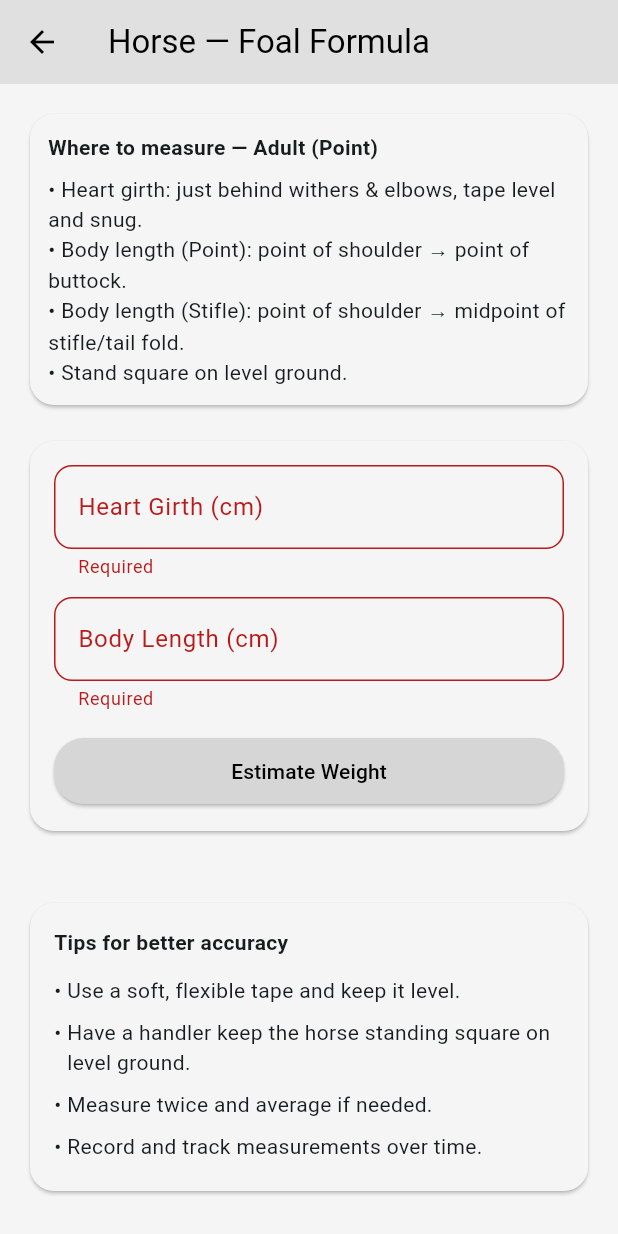
After one commit to Kianvdw/Cowculator, a Flutter app: the HorseWeightScreen screen opened directly, after a tap on "Estimate Weight", on a phone screen of 412 x 824 dp. The commit adds this screen. Run offline on Flutter 3.47's test engine with Material 3 defaults, Android fonts, the phone set to English and light mode, and no system bars; our stand-ins replace shared_preferences; accounts and stored records are empty.

Commit message:
Add horse weight estimation

```diff
--- a/Cowculator/analysis_options.yaml
+++ b/Cowculator/analysis_options.yaml
@@ -21,8 +21,9 @@ linter:
   # `// ignore_for_file: name_of_lint` syntax on the line or in the file
   # producing the lint.
   rules:
-    # avoid_print: false  # Uncomment to disable the `avoid_print` rule
-    # prefer_single_quotes: true  # Uncomment to enable the `prefer_single_quotes` rule
+    - prefer_const_constructors
+    - prefer_const_literals_to_create_immutables
+    - avoid_print
 
 # Additional information about this file can be found at
 # https://dart.dev/guides/language/analysis-options
--- a/Cowculator/lib/core/unit_settings.dart
+++ b/Cowculator/lib/core/unit_settings.dart
@@ -10,8 +10,13 @@ class UnitSettings extends ChangeNotifier {
     _load();
   }
 
+  // Existing API (kept)
   UnitSystem get system => _system;
   bool get isMetric => _system == UnitSystem.metric;
+
+  // ✅ Added: unified getters/setters used across the app
+  UnitSystem get unitSystem => _system;                 // alias for consistency
+  bool get useMetric => _system == UnitSystem.metric;   // what horse screens read
 
   set system(UnitSystem s) {
     if (_system != s) {
@@ -20,6 +25,13 @@ class UnitSettings extends ChangeNotifier {
       notifyListeners();
     }
   }
+
+  // ✅ Added: convenience setter & toggle (optional but handy)
+  void setUseMetric(bool value) =>
+      system = value ? UnitSystem.metric : UnitSystem.imperial;
+
+  void toggle() =>
+      system = (useMetric ? UnitSystem.imperial : UnitSystem.metric);
 
   Future<void> _load() async {
     final prefs = await SharedPreferences.getInstance();
--- /dev/null
+++ b/Cowculator/lib/screens/formulas/horse_foal_screen.dart
@@ -0,0 +1,15 @@
+import 'package:flutter/material.dart';
+import 'horse_weight_screen.dart';
+
+class HorseFoalScreen extends StatelessWidget {
+  const HorseFoalScreen({super.key});
+
+  @override
+  Widget build(BuildContext context) {
+    return const HorseWeightScreen(
+      fixedMethod: HorseMethod.foal,
+      title: 'Horse — Foal Formula',
+      // useMetric: true, // <- (Optional) pass your global units here
+    );
+  }
+}
--- /dev/null
+++ b/Cowculator/lib/screens/formulas/horse_weight_screen.dart
@@ -0,0 +1,326 @@
+import 'package:flutter/material.dart';
+import 'package:provider/provider.dart';
+import 'dart:math' as math;
+
+import '../../core/unit_settings.dart'; // global units provider
+import '../../core/units.dart';         // Units.weightLabel(...) etc.
+
+// Shared enum for all horse screens
+enum HorseMethod { adultPoint, adultStifle, yearling, foal }
+
+class HorseWeightScreen extends StatefulWidget {
+  const HorseWeightScreen({
+    super.key,
+    this.fixedMethod,
+    this.title = 'Horse Weight Estimator',
+  });
+
+  final HorseMethod? fixedMethod;
+  final String title;
+
+  @override
+  State<HorseWeightScreen> createState() => _HorseWeightScreenState();
+}
+
+class _HorseWeightScreenState extends State<HorseWeightScreen> {
+  final _formKey = GlobalKey<FormState>();
+
+  late HorseMethod _method;
+
+  final TextEditingController _girthCtrl = TextEditingController();
+  final TextEditingController _lengthCtrl = TextEditingController();
+
+  double? _resultKg;   // internal: store result in kg
+  double? _errorBandKg;
+
+  @override
+  void initState() {
+    super.initState();
+    _method = widget.fixedMethod ?? HorseMethod.adultPoint;
+  }
+
+  @override
+  void dispose() {
+    _girthCtrl.dispose();
+    _lengthCtrl.dispose();
+    super.dispose();
+  }
+
+  // ---------- Helpers ----------
+  double _toCm(double v, bool useMetric) => useMetric ? v : v * 2.54;
+
+  // ignore: unused_element
+  String _whereTitle(HorseMethod m) {
+    switch (m) {
+      case HorseMethod.adultPoint:
+        return 'Where to measure — Adult (Point)';
+      case HorseMethod.adultStifle:
+        return 'Where to measure — Adult (Stifle)';
+      case HorseMethod.yearling:
+        return 'Where to measure — Yearling';
+      case HorseMethod.foal:
+        return 'Where to measure — Foal';
+    }
+  }
+
+  // ---------- Formulas (inputs in cm, output kg) ----------
+  // Adult (both point & stifle) use the same cm-divider 11877
+  double _adultKg(double gCm, double lCm) => (gCm * gCm * lCm) / 11877.0;
+
+  // Yearling (inches path uses 301 divisor; convert to kg)
+  double _yearlingKg(double gCm, double lCm) {
+    final gIn = gCm / 2.54, lIn = lCm / 2.54;
+    final lbs = (gIn * gIn * lIn) / 301.0;
+    return lbs / 2.2046226218;
+  }
+
+  // Foal (inches path uses 280 divisor; convert to kg)
+  double _foalKg(double gCm, double lCm) {
+    final gIn = gCm / 2.54, lIn = lCm / 2.54;
+    final lbs = (gIn * gIn * lIn) / 280.0;
+    return lbs / 2.2046226218;
+  }
+
+  double _errorBandFor(HorseMethod m, double estKg) {
+    switch (m) {
+      case HorseMethod.adultPoint:
+        return 17.0; // ±17 kg band
+      case HorseMethod.adultStifle:
+        return 45.0; // wider band
+      case HorseMethod.yearling:
+        return math.max(15.0, estKg * 0.06);
+      case HorseMethod.foal:
+        return math.max(10.0, estKg * 0.08);
+    }
+  }
+
+  void _calculate(bool useMetric) {
+    if (!(_formKey.currentState?.validate() ?? false)) return;
+
+    final gRaw = double.parse(_girthCtrl.text.replaceAll(',', '.'));
+    final lRaw = double.parse(_lengthCtrl.text.replaceAll(',', '.'));
+
+    // Convert entered numbers to cm if the user is in imperial
+    final gCm = _toCm(gRaw, useMetric);
+    final lCm = _toCm(lRaw, useMetric);
+
+    double kg;
+    switch (_method) {
+      case HorseMethod.adultPoint:
+      case HorseMethod.adultStifle:
+        kg = _adultKg(gCm, lCm);
+        break;
+      case HorseMethod.yearling:
+        kg = _yearlingKg(gCm, lCm);
+        break;
+      case HorseMethod.foal:
+        kg = _foalKg(gCm, lCm);
+        break;
+    }
+
+    setState(() {
+      _resultKg = kg;
+      _errorBandKg = _errorBandFor(_method, kg);
+    });
+  }
+
+  @override
+  Widget build(BuildContext context) {
+    // ✅ Global units (same as cows)
+    final units = context.watch<UnitSettings>();
+    final useMetric = units.useMetric;
+
+    // Neutral inputs like cows (no green focus)
+    final base = Theme.of(context);
+    final neutralInput = base.inputDecorationTheme.copyWith(
+      border: OutlineInputBorder(borderRadius: BorderRadius.circular(12)),
+      enabledBorder: OutlineInputBorder(
+        borderRadius: BorderRadius.circular(12),
+        borderSide: BorderSide(color: base.colorScheme.outlineVariant),
+      ),
+      focusedBorder: OutlineInputBorder(
+        borderRadius: BorderRadius.circular(12),
+        borderSide: BorderSide(color: base.colorScheme.outline),
+      ),
+    );
+
+    return Theme(
+      data: base.copyWith(inputDecorationTheme: neutralInput),
+      child: Scaffold(
+        appBar: AppBar(centerTitle: false, title: Text(widget.title)),
+        body: SafeArea(
+          child: SingleChildScrollView(
+            padding: const EdgeInsets.all(16),
+            child: Column(
+              crossAxisAlignment: CrossAxisAlignment.stretch,
+              children: [
+                // Where-to-measure (plain card, left-aligned)
+                Card(
+                  color: base.colorScheme.surface,
+                  shape: RoundedRectangleBorder(borderRadius: BorderRadius.circular(16)),
+                  child: const Padding(
+                    padding: EdgeInsets.all(12),
+                    child: Column(
+                      crossAxisAlignment: CrossAxisAlignment.start,
+                      children: [
+                        // Title set below in a separate widget if you prefer dynamic text.
+                        // For simplicity we keep static bullet guidance here.
+                        // The method name appears in the AppBar title already.
+                        Text(
+                          'Where to measure — Adult (Point)',
+                          style: TextStyle(fontWeight: FontWeight.w600),
+                        ),
+                        SizedBox(height: 8),
+                        Text(
+                          '• Heart girth: just behind withers & elbows, tape level and snug.\n'
+                          '• Body length (Point): point of shoulder → point of buttock.\n'
+                          '• Body length (Stifle): point of shoulder → midpoint of stifle/tail fold.\n'
+                          '• Stand square on level ground.',
+                        ),
+                      ],
+                    ),
+                  ),
+                ),
+                const SizedBox(height: 16),
+
+                // Form (labels include units, like cows)
+                Card(
+                  color: base.colorScheme.surface,
+                  shape: RoundedRectangleBorder(borderRadius: BorderRadius.circular(16)),
+                  child: Padding(
+                    padding: const EdgeInsets.all(16),
+                    child: Form(
+                      key: _formKey,
+                      child: Column(
+                        children: [
+                          _MeasurementField(
+                            controller: _girthCtrl,
+                            label: useMetric ? 'Heart Girth (cm)' : 'Heart Girth (in)',
+                            helper: 'Wrap tape just behind withers & elbows, level and snug.',
+                          ),
+                          const SizedBox(height: 12),
+                          _MeasurementField(
+                            controller: _lengthCtrl,
+                            label: useMetric ? 'Body Length (cm)' : 'Body Length (in)',
+                            helper: _method == HorseMethod.adultStifle
+                                ? 'Point of shoulder → midpoint of stifle/tail fold (Stifle).'
+                                : 'Point of shoulder → point of buttock (tuber ischii).',
+                          ),
+                          const SizedBox(height: 16),
+                          SizedBox(
+                            width: double.infinity,
+                            child: ElevatedButton(
+                              onPressed: () => _calculate(useMetric),
+                              child: const Text('Estimate Weight'),
+                            ),
+                          ),
+                        ],
+                      ),
+                    ),
+                  ),
+                ),
+
+                const SizedBox(height: 16),
+
+                // RESULT — display in user’s unit system (kg or lb), like cows
+                if (_resultKg != null)
+                  Padding(
+                    padding: const EdgeInsets.symmetric(horizontal: 4.0),
+                    child: Builder(
+                      builder: (context) {
+                        final displayWeight = units.metricWeightToUi(_resultKg!);
+                        final weightLabel = Units.weightLabel(units.system);
+                        final displayErr = _errorBandKg != null
+                            ? units.metricWeightToUi(_errorBandKg!)
+                            : null;
+
+                        return Text(
+                          'Estimated Weight: ${displayWeight.toStringAsFixed(2)} $weightLabel'
+                          '${displayErr != null ? '  (±${displayErr.toStringAsFixed(1)} $weightLabel)' : ''}',
+                          style: base.textTheme.titleMedium,
+                        );
+                      },
+                    ),
+                  ),
+
+                const SizedBox(height: 24),
+                const _TipsPanel(),
+              ],
+            ),
+          ),
+        ),
+      ),
+    );
+  }
+}
+
+// ---------- Widgets ----------
+class _MeasurementField extends StatelessWidget {
+  const _MeasurementField({
+    required this.controller,
+    required this.label,
+    this.helper,
+  });
+
+  final TextEditingController controller;
+  final String label;
+  final String? helper;
+
+  @override
+  Widget build(BuildContext context) {
+    return TextFormField(
+      controller: controller,
+      keyboardType: const TextInputType.numberWithOptions(decimal: true),
+      decoration: InputDecoration(
+        labelText: label,
+        helperText: helper,
+      ),
+      validator: (v) {
+        if (v == null || v.trim().isEmpty) return 'Required';
+        final p = double.tryParse(v.replaceAll(',', '.'));
+        if (p == null) return 'Enter a number';
+        if (p <= 0) return 'Must be greater than 0';
+        return null;
+      },
+    );
+  }
+}
+
+class _TipsPanel extends StatelessWidget {
+  const _TipsPanel();
+
+  @override
+  Widget build(BuildContext context) {
+    final theme = Theme.of(context);
+    const tips = [
+      'Use a soft, flexible tape and keep it level.',
+      'Have a handler keep the horse standing square on level ground.',
+      'Measure twice and average if needed.',
+      'Record and track measurements over time.',
+    ];
+    return Card(
+      color: theme.colorScheme.surface,
+      shape: RoundedRectangleBorder(borderRadius: BorderRadius.circular(16)),
+      child: Padding(
+        padding: const EdgeInsets.all(16),
+        child: Column(
+          crossAxisAlignment: CrossAxisAlignment.start,
+          children: [
+            const Text('Tips for better accuracy', style: TextStyle(fontWeight: FontWeight.w700)),
+            const SizedBox(height: 8),
+            ...tips.map((t) => Padding(
+                  padding: const EdgeInsets.symmetric(vertical: 4),
+                  child: Row(
+                    crossAxisAlignment: CrossAxisAlignment.start,
+                    children: [
+                      const Text('• '),
+                      Expanded(child: Text(t)),
+                    ],
+                  ),
+                )),
+          ],
+        ),
+      ),
+    );
+  }
+}
--- /dev/null
+++ b/Cowculator/lib/screens/horse_formula_selector.dart
@@ -0,0 +1,72 @@
+import 'package:flutter/material.dart';
+import 'formulas/horse_point_screen.dart';
+import 'formulas/horse_stifle_screen.dart';
+import 'formulas/horse_yearling_screen.dart';
+import 'formulas/horse_foal_screen.dart';
+
+class HorseFormulaSelectorScreen extends StatelessWidget {
+  const HorseFormulaSelectorScreen({super.key});
+
+  @override
+  Widget build(BuildContext context) {
+    return Scaffold(
+      appBar: AppBar(centerTitle: false, title: const Text('Horse — Choose Formula')),
+      body: ListView(
+        padding: const EdgeInsets.all(16),
+        children: [
+          _buildFormulaTile(
+            context,
+            title: 'Adult — Point (recommended)',
+            description: 'Point of shoulder → point of buttock\n±4–6% accuracy',
+            screen: const HorsePointScreen(),
+          ),
+          _buildFormulaTile(
+            context,
+            title: 'Adult — Stifle',
+            description: 'Point of shoulder → stifle/tail fold\n±8–12% accuracy',
+            screen: const HorseStifleScreen(),
+          ),
+          _buildFormulaTile(
+            context,
+            title: 'Yearling',
+            description: 'Age-adjusted divisor\n±6–10% accuracy',
+            screen: const HorseYearlingScreen(),
+          ),
+          _buildFormulaTile(
+            context,
+            title: 'Foal',
+            description: 'Age-adjusted divisor\n±8–12% accuracy',
+            screen: const HorseFoalScreen(),
+          ),
+        ],
+      ),
+    );
+  }
+
+  Widget _buildFormulaTile(
+    BuildContext context, {
+    required String title,
+    required String description,
+    required Widget screen,
+  }) {
+    final theme = Theme.of(context);
+    final surfaceColor = theme.colorScheme.surfaceContainerHighest; // same as cows
+    final textColor = theme.colorScheme.onSurface;
+
+    return Card(
+      color: surfaceColor,
+      elevation: 2,
+      shape: RoundedRectangleBorder(borderRadius: BorderRadius.circular(12)),
+      child: ListTile(
+        title: Text(title, style: TextStyle(color: textColor)),
+        // ignore: deprecated_member_use
+        subtitle: Text(description, style: TextStyle(color: textColor.withOpacity(0.7))),
+        trailing: Icon(Icons.arrow_forward_ios, color: textColor),
+        onTap: () => Navigator.push(
+          context,
+          MaterialPageRoute(builder: (context) => screen),
+        ),
+      ),
+    );
+  }
+}
```
Also changed, not shown: Cowculator/lib/screens/animal_selector_screen.dart (+15 -0 lines), Cowculator/lib/screens/formulas/horse_point_screen.dart (added, +15 -0 lines), Cowculator/lib/screens/formulas/horse_stifle_screen.dart (added, +15 -0 lines), Cowculator/lib/screens/formulas/horse_yearling_screen.dart (added, +15 -0 lines).
